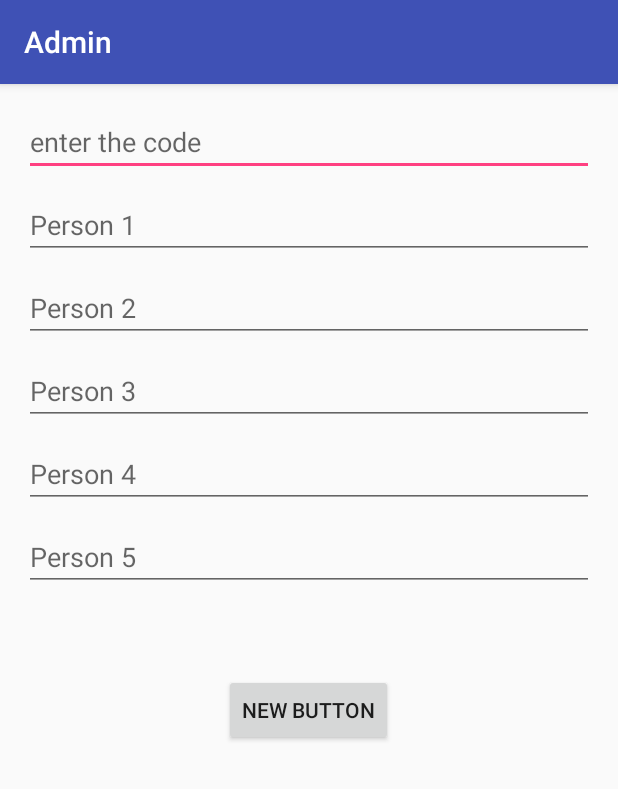
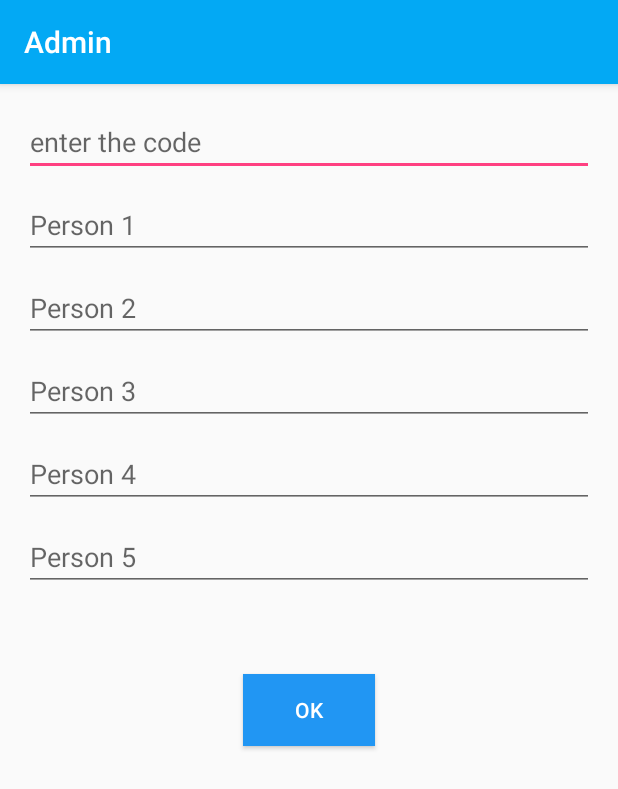
Before and after one commit to mahmoudelgamal1997/Admin, an Android app: the person screen opened directly, with no data from a screen before it, on a phone screen of 412 x 824 dp. Shown: the top 789 px of the screen. Run offline under Robolectric (Android 15) with nearby library versions, the phone set to English and light mode, and no system bars; our stand-ins replace Firebase (no records; nobody signed in at launch, a user with empty details on screens opened directly); libraries missing offline, so code that uses them is left out: com.firebase.client; 1 statement that could not run was skipped.

Commit message:
modify some designs and escaping from crashes

```diff
--- a/app/src/main/res/layout/activity_catorgy__post.xml
+++ b/app/src/main/res/layout/activity_catorgy__post.xml
@@ -32,7 +32,8 @@
     <Button
         android:layout_width="wrap_content"
         android:layout_height="wrap_content"
-        android:text="New Button"
+        android:text="ok"
+        android:background="#2196F3"
         android:id="@+id/button3"
         android:layout_alignParentBottom="true"
         android:layout_centerHorizontal="true"
--- a/app/src/main/res/layout/activity_city__post.xml
+++ b/app/src/main/res/layout/activity_city__post.xml
@@ -13,7 +13,6 @@
         android:layout_height="350dp"
         android:id="@+id/image"
         android:onClick="select"
-
 
         />
 
@@ -31,5 +30,7 @@
         android:layout_marginTop="400dp"
         android:text="push"
         android:onClick="push"
+        android:textColor="#FFFFFF"
+        android:background="#2196F3"
         />
 </RelativeLayout>
--- a/app/src/main/res/layout/activity_person.xml
+++ b/app/src/main/res/layout/activity_person.xml
@@ -84,10 +84,13 @@
     <Button
         android:layout_width="wrap_content"
         android:layout_height="wrap_content"
-        android:text="New Button"
+        android:text="ok"
         android:id="@+id/button7"
         android:layout_below="@+id/person5"
         android:layout_centerHorizontal="true"
         android:layout_marginTop="45dp"
-        android:onClick="per" />
+        android:onClick="per"
+        android:textColor="#FFFFFF"
+        android:background="#2196F3"
+        />
 </RelativeLayout>
--- a/app/src/main/res/values/styles.xml
+++ b/app/src/main/res/values/styles.xml
@@ -3,8 +3,8 @@
     <!-- Base application theme. -->
     <style name="AppTheme" parent="Theme.AppCompat.Light.DarkActionBar">
         <!-- Customize your theme here. -->
-        <item name="colorPrimary">@color/colorPrimary</item>
-        <item name="colorPrimaryDark">@color/colorPrimaryDark</item>
+        <item name="colorPrimary">#03A9F4</item>
+        <item name="colorPrimaryDark">#2196F3</item>
         <item name="colorAccent">@color/colorAccent</item>
     </style>
 
```
Also changed, not shown: app/src/main/java/com/example2017/android/admin/person.java (+20 -8 lines), app/src/main/java/com/example2017/android/admin/shop_in_code.java (+21 -3 lines), app/src/main/res/layout/activity_main.xml (+31 -9 lines), app/src/main/res/layout/activity_shop_in_code.xml (+6 -1 lines).
